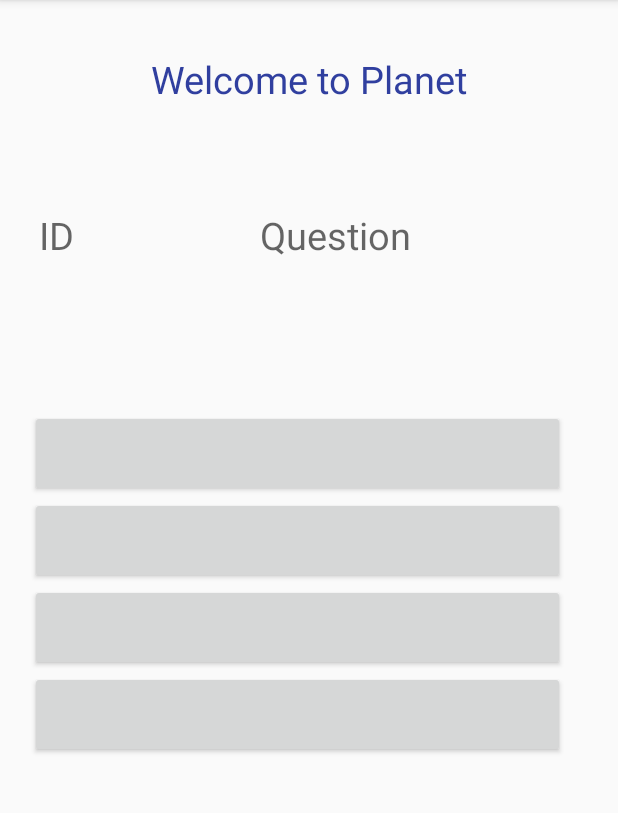
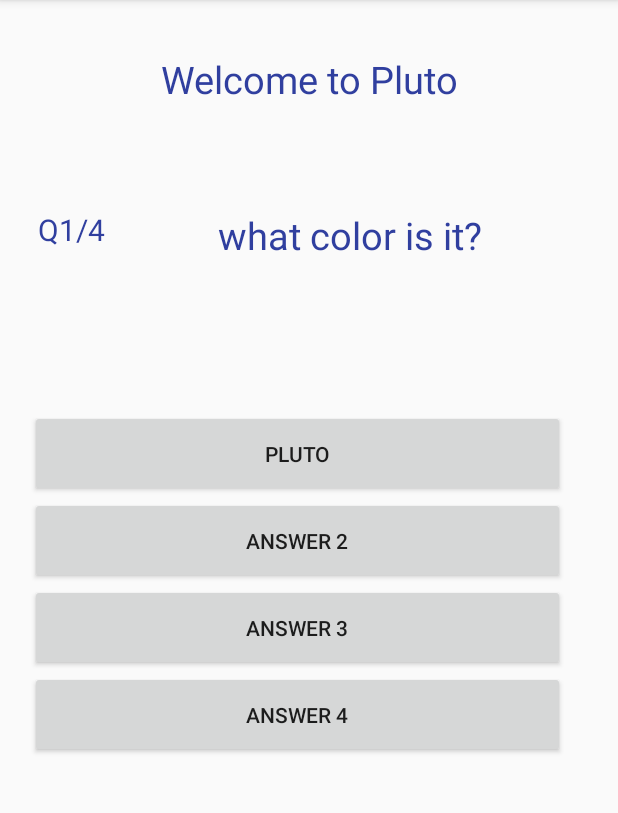
Before and after one commit to MMarnerou/PlayWithPlanetsApp, an Android app: the GameMode screen opened directly, with no data from a screen before it, after a tap on an icon or button, on a phone screen of 412 x 824 dp, the part 84-897 px from its top. Run offline under Robolectric (Android 15) with nearby library versions, the phone set to English and light mode, and no system bars.

Commit message:
Fix GameMode.java Activity

```diff
--- a/app/src/main/java/com/example/mariamarnerou/testapp/model/Planet.java
+++ b/app/src/main/java/com/example/mariamarnerou/testapp/model/Planet.java
@@ -29,7 +29,7 @@ public class Planet implements Serializable {
         return questions;
     }
 
-    public Question getQuestion(final int i) {
+    public Question getQuestion(int i) {
         return questions[i];
     }
 
--- a/app/src/main/java/com/example/mariamarnerou/testapp/model/Question.java
+++ b/app/src/main/java/com/example/mariamarnerou/testapp/model/Question.java
@@ -1,4 +1,4 @@
-package cy.ac.uclancyprus.thesisapp.model;
+package com.example.mariamarnerou.testapp.model;
 
 import java.io.Serializable;
 import java.util.Arrays;
@@ -6,10 +6,14 @@ import java.util.Arrays;
 public class Question implements Serializable {
 
     private String question;
-    private String [] answers;
+    private String[] answers,questions;
     private int correct;
 
     public Question() { super(); }
+
+    public String[] getQuestions() {
+        return questions;
+    }
 
     public String getQuestion() {
         return question;
--- a/app/src/main/java/com/example/mariamarnerou/testapp/planetQuiz.java
+++ b/app/src/main/java/com/example/mariamarnerou/testapp/planetQuiz.java
@@ -1,106 +1,72 @@
 package com.example.mariamarnerou.testapp;
 
+import android.content.Intent;
 import android.os.Bundle;
 import android.support.v7.app.AppCompatActivity;
+import android.util.Log;
 import android.widget.Button;
 import android.widget.TextView;
 
 import com.example.mariamarnerou.testapp.model.Planet;
+import com.example.mariamarnerou.testapp.model.Quiz;
+import com.google.gson.Gson;
+
+import java.io.IOException;
+import java.io.InputStream;
+import java.io.InputStreamReader;
 
 public class planetQuiz extends AppCompatActivity {
 
-    TextView questionTxt, questionID;
+    TextView questionTxt, questionID, planet;
     Button answer1Btn, answer2Btn, answer3Btn, answer4Btn;
-    Question question;
-    Integer answer;
-    Planet planet;
+    Planet planetChoice;
+    int numOfAnswer;
+    String planetName;
 
     @Override
     protected void onCreate(Bundle savedInstanceState) {
         super.onCreate(savedInstanceState);
         setContentView(R.layout.activity_planet_quiz);
-//        answer1Btn = findViewById(R.id.answer1);
-//        answer2Btn = findViewById(R.id.answer2);
-//        answer3Btn = findViewById(R.id.answer3);
-//        answer4Btn = findViewById(R.id.answer4);
-//        questionTxt = findViewById(R.id.question);
-//        questionID = findViewById(R.id.questionId);
-//        Intent quizIntent = getIntent();
-//        Integer planetChoice = quizIntent.getIntExtra("planet",1);
-//        Toast.makeText(this, "planet: " + planetChoice, Toast.LENGTH_SHORT).show();
 
-//        try {
-//            final InputStream inputStream = getAssets().open("questions.json");
-//            final Quiz quiz = new Gson().fromJson(new InputStreamReader(inputStream), Quiz.class);
-//            Log.d("planets", quiz.toString());
-//
-//        } catch (IOException ioe) {
-//            Log.e("planets", ioe.getMessage(), ioe);
-//        }
-//
-//        try {
-//            String json = convertStreamToString(getAssets().open("questions.json"));
-//            JSONObject root = new JSONObject(json);
-//            JSONObject planetObj = root.getJSONObject("planets");
-//
-//            Integer count = 0;
-//            for (Iterator iterator = planetObj.keys(); iterator.hasNext(); ) {
-//                Toast.makeText(this, "planet:" + count.toString() + planetObj.toString(), Toast.LENGTH_SHORT).show();
-//                count = count + 1;
-//                String planet = iterator.next().toString();
-//
-//                JSONObject planetJsonObject = planetObj.getJSONObject(planet);
-//                System.out.println(planetJsonObject);
-//                String welcome = planetJsonObject.getString("welcome");
-//                System.out.println(welcome);
-//                JSONArray planetQuestions = planetJsonObject.getJSONArray("questions");
-//                for (int i = 0; i < planetQuestions.length(); i++) {
-//                    JSONObject question = planetQuestions.getJSONObject(i);
-//                    String q = question.getString("q");
-//                    JSONArray aJsonArray = question.getJSONArray("a");
-//                    String[] a = new String[aJsonArray.length()];
-//                    for (int j = 0; j < aJsonArray.length(); j++) {
-//                        a[0] = aJsonArray.getString(j);
-//                    }
-//                    int c = question.getInt("c");
-//                    Question qq = new Question(q, a, c);
-//                    Toast.makeText(this, "Q: " + qq.toString(), Toast.LENGTH_SHORT).show();
-//                    questionTxt.setText(qq.getQuestion());
-//                    answer1Btn.setText(qq.getAnswer(0));
-//                    answer2Btn.setText(qq.getAnswer(1));
-//                    answer3Btn.setText(qq.getAnswer(2));
-//                    answer4Btn.setText(qq.getAnswer(3));
-//                    answer = qq.getCorrect();
-//                }
-//
-//            }
-//        } catch (IOException | JSONException e) {
-//            Log.e("planets", "Error while reading questions from assets: " + e);
-//            Toast.makeText(this, "Error while reading questions from assets", Toast.LENGTH_SHORT).show();
-//        } catch (JSONException e) {
-//            e.printStackTrace();
-//        }
-//        questionTxt.setText(question.getQuestion());
-//        answer1Btn.setText(question.getAnswer(0));
-//        answer2Btn.setText(question.getAnswer(1));
-//        answer3Btn.setText(question.getAnswer(2));
-//        answer4Btn.setText(question.getAnswer(3));
-//        answer = question.getCorrect();
-//        question.shuffleAnswers();
+        answer1Btn = findViewById(R.id.answer1);
+        answer2Btn = findViewById(R.id.answer2);
+        answer3Btn = findViewById(R.id.answer3);
+        answer4Btn = findViewById(R.id.answer4);
+        planet = findViewById(R.id.planet);
+        questionTxt = findViewById(R.id.question);
+        questionID = findViewById(R.id.questionId);
+
+        Intent quizIntent = getIntent();
+        planetName = (String) quizIntent.getSerializableExtra("planet");
+
+        questionTxt.setText("Question 1");
+        answer1Btn.setText("Answer 1");
+        answer2Btn.setText("Answer 2");
+        answer3Btn.setText("Answer 3");
+        answer4Btn.setText("Answer 4");
+
+        try {
+            final InputStream inputStream = getAssets().open("questions.json");
+            final Quiz quiz = new Gson().fromJson(new InputStreamReader(inputStream), Quiz.class);
+            planetChoice = quiz.getPlanet(planetName);
+            Question[] questionArray = planetChoice.getQuestions();
+
+            planet.setText("Welcome to " + planetChoice.getName());
+
+            questionTxt.setText(questionArray[0].getQuestion());
+            answer1Btn.setText(planetName);
+//            answer2Btn.setText(questionArray[0].getAnswer(1));
+//            answer3Btn.setText(questionArray[0].getAnswer(2));
+//            answer4Btn.setText(questionArray[0].getAnswer(3));
+            numOfAnswer = questionArray[0].getNumOfAnswers();
+            questionID.setText("Q" + 1 + "/" + numOfAnswer);
+        } catch (IOException ioe) {
+            Log.e("planets", ioe.getMessage(), ioe);
+        }
     }
 
     @Override
     protected void onResume() {
         super.onResume();
-
-//        planet = (Planet) getIntent().getSerializableExtra("planet");
-//        Log.d("planets", "PPPP: " + planet);
-//
-//        Toast.makeText(this, "pp: " + planet.getName(), Toast.LENGTH_SHORT).show();
-        questionTxt.setText(planet.getQuestion(0).getQuestion());
-        answer1Btn.setText(planet.getQuestion(1).getAnswer(0));
-        answer2Btn.setText(planet.getQuestion(0).getAnswer(1));
-        answer3Btn.setText(planet.getQuestion(0).getAnswer(0));
-        answer4Btn.setText(planet.getQuestion(0).getAnswer(1));
     }
 }
--- a/app/src/main/res/layout/activity_modes.xml
+++ b/app/src/main/res/layout/activity_modes.xml
@@ -19,7 +19,7 @@
             android:text="Welcome"
             android:textSize="25dp"
             android:paddingTop="15dp"
-            android:textColor="@color/colorPrimaryDark"
+            android:textColor="#000"
             android:textAlignment="center"/>
     </LinearLayout>
 
--- a/app/src/main/res/layout/activity_planet_quiz.xml
+++ b/app/src/main/res/layout/activity_planet_quiz.xml
@@ -31,13 +31,13 @@
 
         <TextView
             android:id="@+id/questionId"
-            android:layout_width="35dp"
+            android:layout_width="55dp"
             android:layout_height="match_parent"
             android:paddingTop="15dp"
             android:hint="ID"
             android:textAlignment="center"
             android:textColor="@color/colorPrimaryDark"
-            android:textSize="25dp" />
+            android:textSize="20dp" />
 
         <TextView
             android:id="@+id/question"
```
Also changed, not shown: app/src/main/java/com/example/mariamarnerou/testapp/GameMode.java (+31 -53 lines), app/src/main/res/layout/activity_game_mode.xml (+18 -9 lines).
